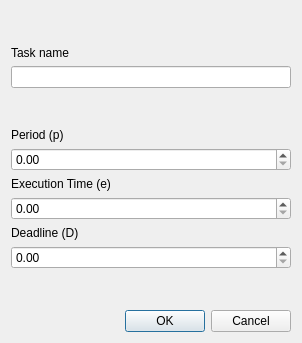
This is taskdeclarationwindow.ui in seccoale/IterativeNetworkFlow as Qt 5 draws it before an edit. The edited form follows.
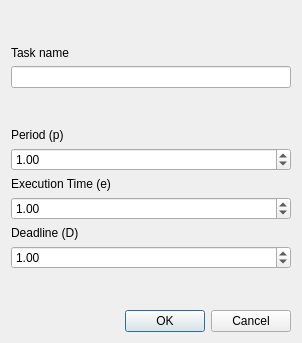
This is the edited form.

```diff
--- a/taskdeclarationwindow.ui
+++ b/taskdeclarationwindow.ui
@@ -60,7 +60,14 @@
       </widget>
      </item>
      <item>
-      <widget class="QDoubleSpinBox" name="periodSB"/>
+      <widget class="QDoubleSpinBox" name="periodSB">
+       <property name="maximum">
+        <double>9999.000000000000000</double>
+       </property>
+       <property name="value">
+        <double>1.000000000000000</double>
+       </property>
+      </widget>
      </item>
      <item>
       <widget class="QLabel" name="label_4">
@@ -70,7 +77,14 @@
       </widget>
      </item>
      <item>
-      <widget class="QDoubleSpinBox" name="exTimeSB"/>
+      <widget class="QDoubleSpinBox" name="exTimeSB">
+       <property name="maximum">
+        <double>9999.000000000000000</double>
+       </property>
+       <property name="value">
+        <double>1.000000000000000</double>
+       </property>
+      </widget>
      </item>
      <item>
       <widget class="QLabel" name="label_3">
@@ -80,7 +94,14 @@
       </widget>
      </item>
      <item>
-      <widget class="QDoubleSpinBox" name="deadlineSB"/>
+      <widget class="QDoubleSpinBox" name="deadlineSB">
+       <property name="maximum">
+        <double>9999.000000000000000</double>
+       </property>
+       <property name="value">
+        <double>1.000000000000000</double>
+       </property>
+      </widget>
      </item>
      <item>
       <spacer name="verticalSpacer_4">
```
